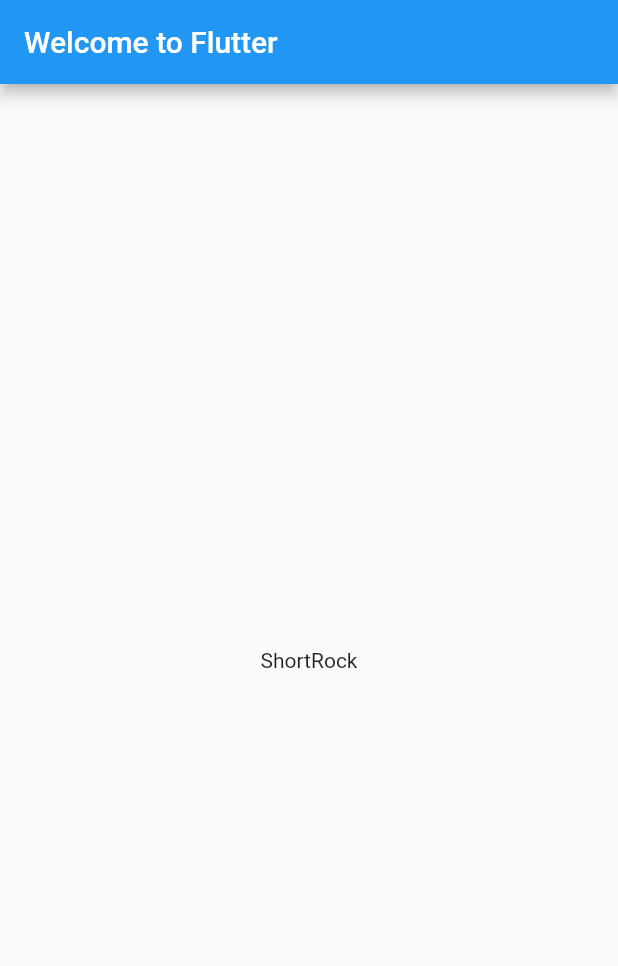
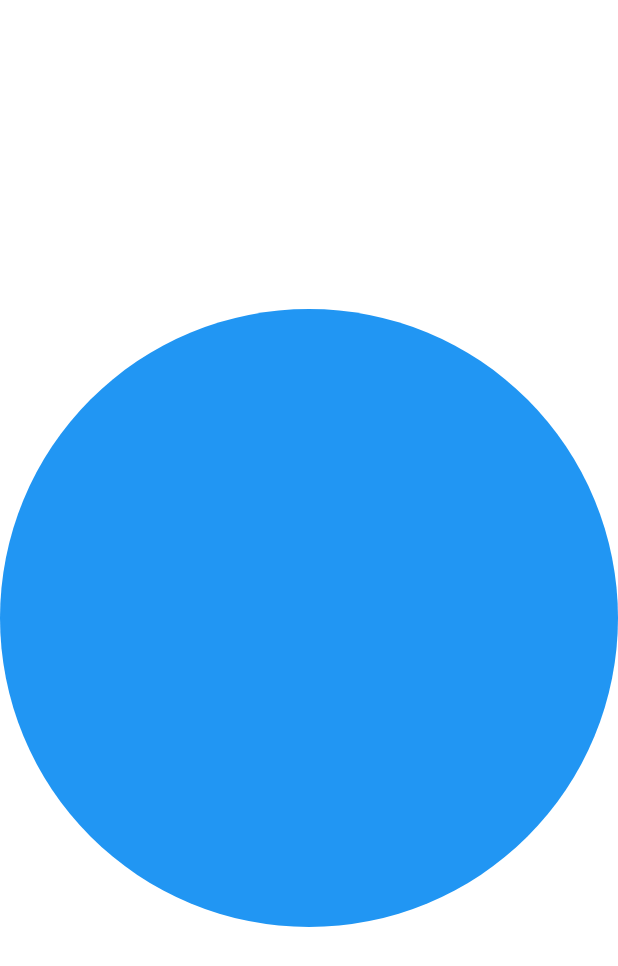
Before and after one commit to omeryagmurlu/snake-multiplayer, a Flutter app: the screen it shows after launch, on a phone screen of 412 x 824 dp. Shown: the top 966 px of the screen. Run offline on Flutter 3.47's test engine with Material 2 defaults, Android fonts, the phone set to English and light mode, and no system bars; our stand-ins replace fluro, socket_io_client; missing offline and left inert: eventify; generated files the repository leaves out were written again.

Commit message:
everything done apart from flutter canvas

```diff
--- a/flutter-test/yoloxd/lib/main.dart
+++ b/flutter-test/yoloxd/lib/main.dart
@@ -1,47 +1,61 @@
-// Copyright 2018 The Flutter team. All rights reserved.
-// Use of this source code is governed by a BSD-style license that can be
-// found in the LICENSE file.
+import 'dart:async';
 
-import 'package:english_words/english_words.dart';
 import 'package:flutter/material.dart';
 
 void main() {
-  runApp(const MyApp());
+  runApp(const DemoWidget());
 }
 
-class MyApp extends StatelessWidget {
-  const MyApp({Key? key}) : super(key: key);
+class DemoWidget extends StatefulWidget {
+  const DemoWidget({Key? key}) : super(key: key);
+
+  @override
+  _DemoWidgetState createState() => _DemoWidgetState();
+}
+
+class _DemoWidgetState extends State<DemoWidget> with SingleTickerProviderStateMixin {
+  late Timer timer;
+  double val = 0.0;
+
+  @override
+  void initState() {
+    super.initState();
+
+    timer = Timer.periodic(const Duration(milliseconds: 250), (timer) {
+      setState(() {
+        val = (timer.tick % 10) / 10;
+      });
+    });
+  }
+
+  @override
+  void dispose() {
+    timer.cancel();
+    super.dispose();
+  }
 
   @override
   Widget build(BuildContext context) {
-    return MaterialApp(
-      title: 'Welcome to Flutter',
-      home: Scaffold(
-        appBar: AppBar(
-          title: const Text('Welcome to Flutter'),
-        ),
-        body: const Center(
-          child: RandomWords(),
-        ),
-      ),
+    return CustomPaint(
+      painter: MyPainter(val),
     );
   }
 }
 
-class _RandomWordsState extends State<RandomWords> {
-  final _suggestions = <WordPair>[];
-  final _biggerFont = const TextStyle(fontSize: 18.0);
+class MyPainter extends CustomPainter {
+  final double value;
+
+  MyPainter(this.value);
 
   @override
-  Widget build(BuildContext context) {
-    final wordPair = WordPair.random();
-    return Text(wordPair.asPascalCase);
+  void paint(Canvas canvas, Size size) {
+    canvas.drawCircle(
+      Offset(size.width / 2, size.height / 2),
+      value * size.shortestSide,
+      Paint()..color = Colors.blue,
+    );
   }
-}
-
-class RandomWords extends StatefulWidget {
-  const RandomWords({Key? key}) : super(key: key);
 
   @override
-  State<RandomWords> createState() => _RandomWordsState();
+  bool shouldRepaint(CustomPainter oldDelegate) => true;
 }
--- a/mobile/lib/routes/game/index.dart
+++ b/mobile/lib/routes/game/index.dart
@@ -12,6 +12,6 @@ class Game extends StatefulWidget {
 class _GameState extends State<Game> {
   @override
   Widget build(BuildContext context) {
-    return const Text("Game");
+    return const Text("Gafme");
   }
 }
--- a/mobile/lib/routes/room_list.dart
+++ b/mobile/lib/routes/room_list.dart
@@ -30,7 +30,7 @@ class _RoomListState extends State<RoomList> {
 
     _channel = widget.connection.createChannel('room-management');
 
-    _channel.on('state', null, evfn((d, _) {
+    _channel.on('state', context, evfn((d, _) {
       setState(() {
         _rooms = RoomState.fromJsonList(d.cast<Map<String, dynamic>>());
       });
--- a/mobile/lib/util.dart
+++ b/mobile/lib/util.dart
@@ -7,7 +7,8 @@ String getRandomString(int length) => String.fromCharCodes(Iterable.generate(
     length, (_) => _chars.codeUnitAt(_rnd.nextInt(_chars.length))));
 
 evfn(void Function(dynamic, Function) fn) => (ev, context) {
-  final dynamic d = (ev.eventData! as List)[0];
-  final dynamic c = (ev.eventData! as List)[1];
+  final list = (ev.eventData! as List);
+  final dynamic d = list[0];
+  final dynamic c = list.length > 1 ? list[1] : () {};
   fn(d, c);
 };
```
Also changed, not shown: mobile/lib/components/color_picker.dart (added, +60 -0 lines), mobile/lib/components/guard.dart (added, +15 -0 lines), mobile/lib/main.dart (+11 -7 lines), mobile/lib/routes/room.dart (+92 -50 lines), 1 other file.
